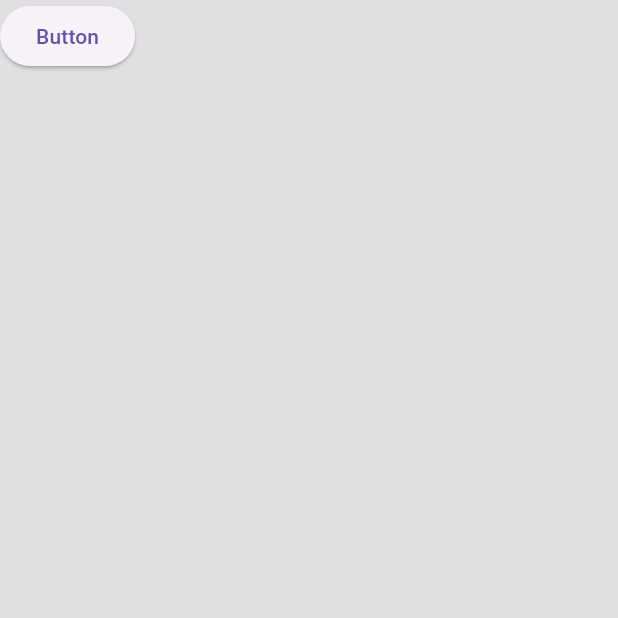
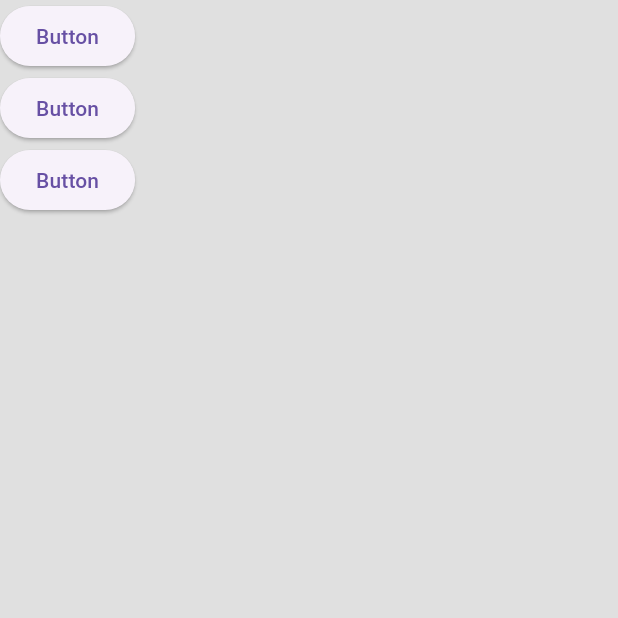
Before and after one commit to tinyboyms/firbase, a Flutter app: the screen it shows after launch, on a phone screen of 412 x 824 dp, the top half of it. Run offline on Flutter 3.47's test engine with Material 2 defaults, Android fonts, the phone set to English and light mode, and no system bars; our stand-ins replace firebase_core; accounts and stored records are empty.

Commit message:
login_change

```diff
--- a/lib/Pages/Login_page.dart
+++ b/lib/Pages/Login_page.dart
@@ -13,6 +13,16 @@ class LoginPage extends StatelessWidget {
               },
               child: Text('Button'),
               style: ButtonStyle(),
+            ),  ElevatedButton(
+              onPressed: (){
+              },
+              child: Text('Button'),
+              style: ButtonStyle(),
+            ),  ElevatedButton(
+              onPressed: (){
+              },
+              child: Text('Button'),
+              style: ButtonStyle(),
             ),
             // ElevatedButton(onPressed: (){},child: Text("LOGIN"),),
           ],
```
